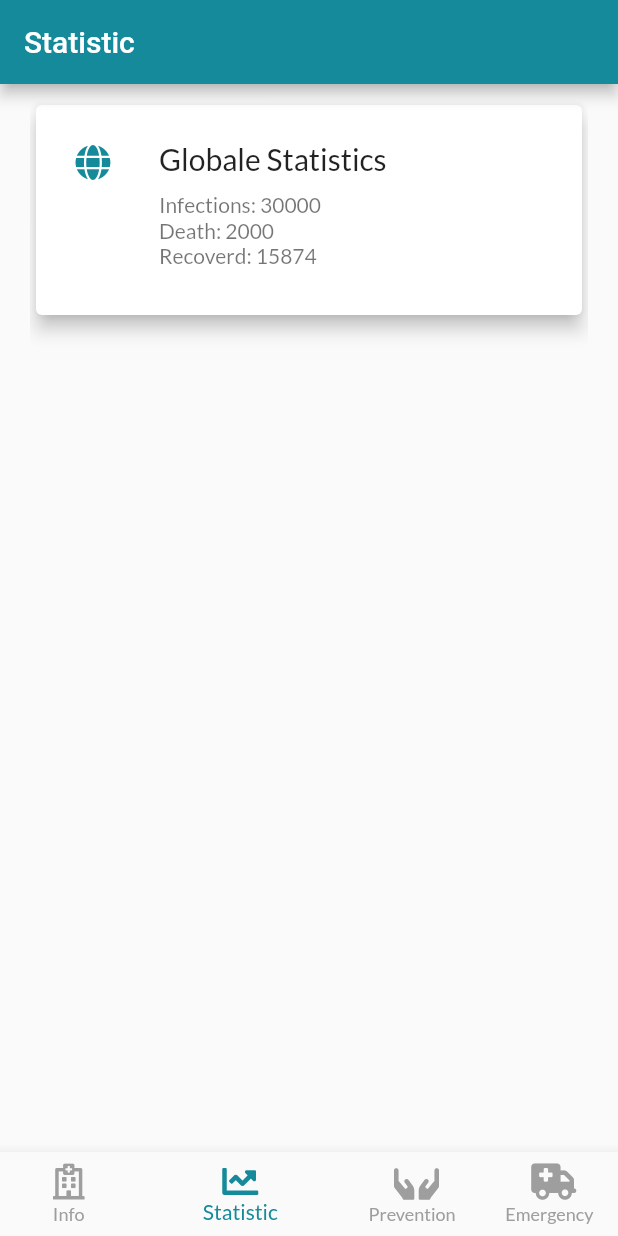
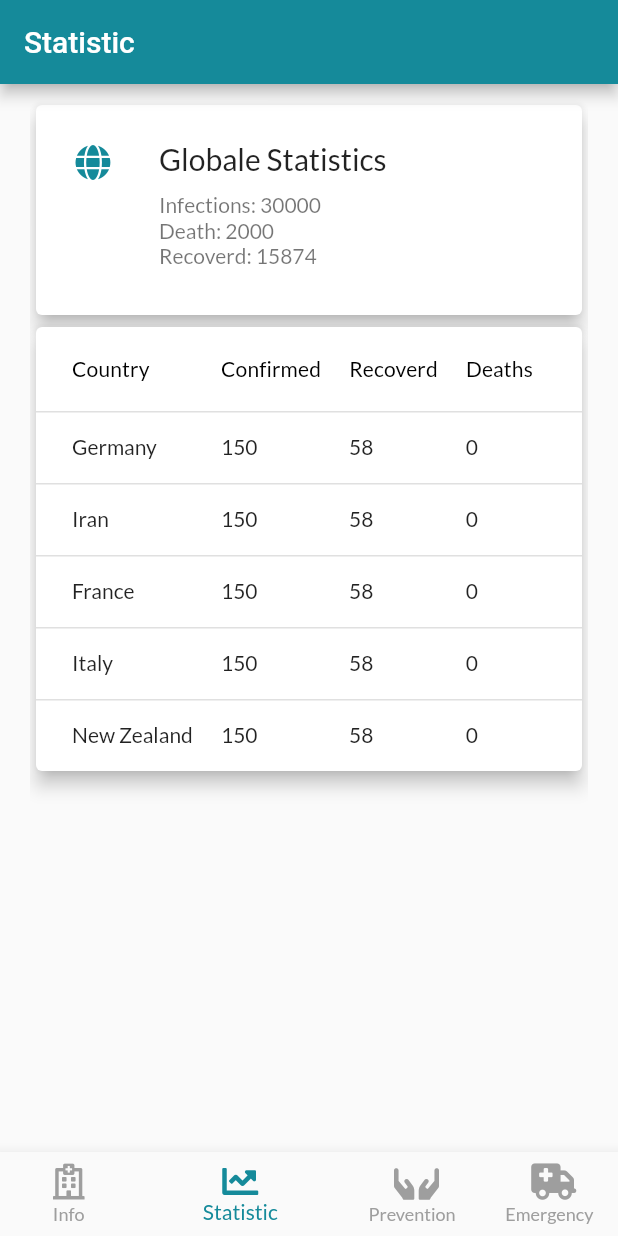
Before and after one commit to mt-tadayon/covid-info, a Flutter app: the screen it shows after launch, swiped to page 2, on a phone screen of 412 x 824 dp. Run offline on Flutter 3.47's test engine with Material 2 defaults, Android fonts, the phone set to English and light mode, and no system bars; our stand-ins replace device_info, flutter_icons, google_fonts, platform; missing offline and left inert: firebase_admob; accounts and stored records are empty.

Commit message:
Create table to show countries data

```diff
--- a/lib/screens/statistics/statistics_widget.dart
+++ b/lib/screens/statistics/statistics_widget.dart
@@ -15,6 +15,48 @@ Death: 2000
 Recoverd: 15874
         ''',
         ),
+        Card(
+          elevation: 5.0,
+          child: SingleChildScrollView(
+            child: DataTable(
+              columnSpacing: 10.0,
+              columns: <DataColumn>[
+                DataColumn(label: Text('Country')),
+                DataColumn(label: Text('Confirmed')),
+                DataColumn(label: Text('Recoverd')),
+                DataColumn(label: Text('Deaths')),
+              ],
+              rows: <DataRow>[
+                DataRow(cells: [
+                  DataCell(Text('Germany')),
+                  DataCell(Text('150')),
+                  DataCell(Text('58')),
+                  DataCell(Text('0')),
+                ]),DataRow(cells: [
+                  DataCell(Text('Iran')),
+                  DataCell(Text('150')),
+                  DataCell(Text('58')),
+                  DataCell(Text('0')),
+                ]), DataRow(cells: [
+                  DataCell(Text('France')),
+                  DataCell(Text('150')),
+                  DataCell(Text('58')),
+                  DataCell(Text('0')),
+                ]),DataRow(cells: [
+                  DataCell(Text('Italy')),
+                  DataCell(Text('150')),
+                  DataCell(Text('58')),
+                  DataCell(Text('0')),
+                ]),DataRow(cells: [
+                  DataCell(Text('New Zealand')),
+                  DataCell(Text('150')),
+                  DataCell(Text('58')),
+                  DataCell(Text('0')),
+                ]),
+              ],
+            ),
+          ),
+        )
       ],
     );
   }
```
